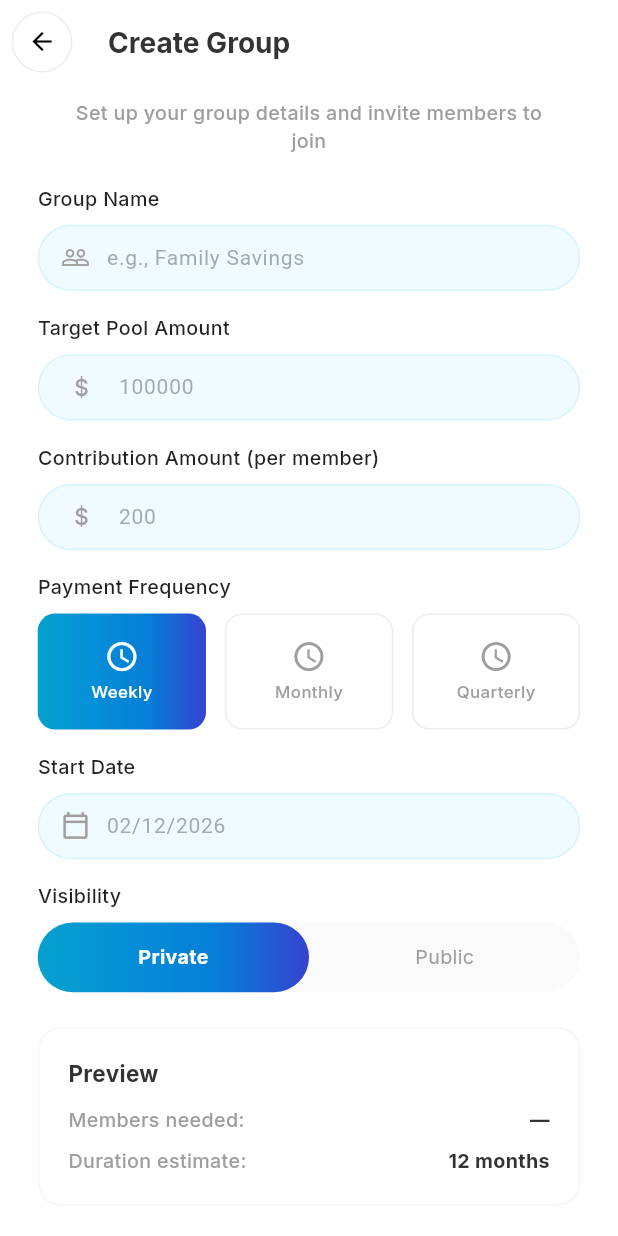
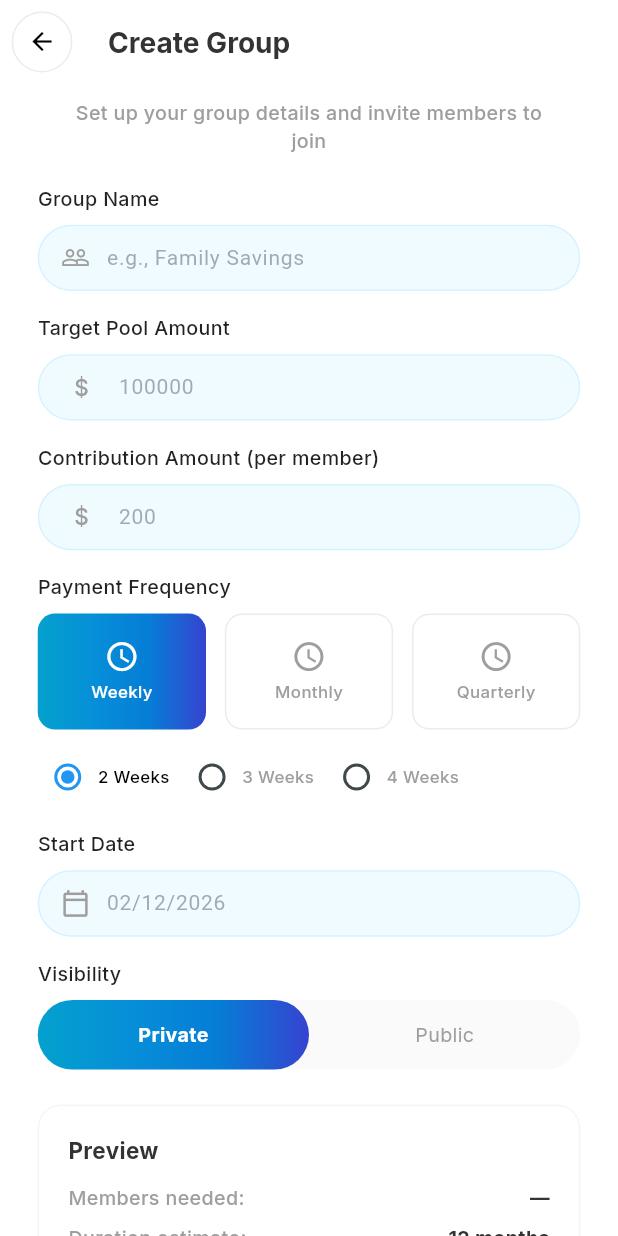
Before and after one commit to mdarif3499/sudo, a Flutter app: the DiscoverScreen screen opened directly, after a tap on "New Group", on a phone screen of 412 x 824 dp. Run offline on Flutter 3.47's test engine with Material 3 defaults, Android fonts, the phone set to English and light mode, and no system bars; our stand-ins replace cached_network_image, cookie_jar, dio, dio_cookie_manager, flutter_screenutil, flutter_svg and 10 more; accounts and stored records are empty; project files that could hold a hidden picture were left out.

Commit message:
Update group creation logic and UI for dynamic duration options based on frequency selection

```diff
--- a/lib/discoverd/screen/discover_screen.dart
+++ b/lib/discoverd/screen/discover_screen.dart
@@ -64,15 +64,15 @@ class DiscoverScreen extends StatelessWidget {
                           ),
                         );
                       }
-                      return ListView.separated(
+                      return ListView.builder(
                         shrinkWrap: true,
                         physics: const NeverScrollableScrollPhysics(),
                         itemCount: controller.filteredGroups.length,
-                        separatorBuilder: (context, index) =>
-                            SizedBox(height: 12.h),
                         itemBuilder: (context, index) {
                           final group = controller.filteredGroups[index];
-                          return _buildGroupCard(
+                          return Padding(
+                            padding: EdgeInsets.only(bottom: 12.h),
+                            child: _buildGroupCard(
                               title: group.title,
                               members: group.members,
                               frequency: group.frequency,
@@ -80,6 +80,7 @@ class DiscoverScreen extends StatelessWidget {
                               perMember: group.perMember,
                               iconColor: group.iconColor,
                               icon: group.icon,
+                            ),
                           );
                         },
                       );
@@ -249,8 +250,9 @@ class DiscoverScreen extends StatelessWidget {
               ),
               CommonButton(
                 titleText: "Join",
-                buttonWidth: 70, // Fixed width added to resolve layout error
+                buttonWidth: 70,
                 buttonHeight: 36.h,
+                padding: EdgeInsets.symmetric(vertical: 0),
                 buttonRadius: 8,
                 gradient: AppColors.primaryGradient,
                 onTap: () {},
--- a/lib/home/controller/create_group_controller.dart
+++ b/lib/home/controller/create_group_controller.dart
@@ -3,10 +3,17 @@ import 'package:get/get.dart';
 class CreateGroupController extends GetxController {
   final selectedFrequency = "Weekly".obs;
   final selectedVisibility = "Private".obs;
-  final selectedDuration = "2 Months".obs;
+  final selectedDuration = "2 Weeks".obs;
 
   void setFrequency(String value) {
     selectedFrequency.value = value;
+    if (value == "Weekly") {
+      selectedDuration.value = "2 Weeks";
+    } else if (value == "Monthly") {
+      selectedDuration.value = "1 Month";
+    } else if (value == "Quarterly") {
+      selectedDuration.value = "2 Months";
+    }
   }
 
   void setVisibility(String value) {
--- a/lib/home/screen/create_group_screen.dart
+++ b/lib/home/screen/create_group_screen.dart
@@ -78,7 +78,6 @@ class CreateGroupScreen extends StatelessWidget {
             ),
             SizedBox(height: 16.h),
 
-            // Contribution Amount
             _buildLabel("Contribution Amount (per member)"),
             CommonTextField(
               hintText: "200",
@@ -90,7 +89,6 @@ class CreateGroupScreen extends StatelessWidget {
             ),
             SizedBox(height: 16.h),
 
-            // Payment Frequency
             _buildLabel("Payment Frequency"),
             Obx(() => Row(
               children: [
@@ -102,21 +100,26 @@ class CreateGroupScreen extends StatelessWidget {
               ],
             )),
 
-            // Show duration radio buttons only for Quarterly
             Obx(() {
-              if (controller.selectedFrequency.value == "Quarterly") {
+              final frequency = controller.selectedFrequency.value;
+              List<String> options = [];
+
+              if (frequency == "Weekly") {
+                options = ["2 Weeks", "3 Weeks", "4 Weeks"];
+              } else if (frequency == "Monthly") {
+                options = List.generate(12, (index) => "${index + 1} Month${index == 0 ? '' : 's'}");
+              } else if (frequency == "Quarterly") {
+                options = ["2 Months", "3 Months", "4 Months", "5 Months","6 Months"];
+              }
+
+              if (options.isNotEmpty) {
                 return Column(
                   children: [
                     SizedBox(height: 12.h),
                     SingleChildScrollView(
                       scrollDirection: Axis.horizontal,
                       child: Row(
-                        children: [
-                          _buildRadioButton(controller, "2 Months"),
-                          _buildRadioButton(controller, "3 Months"),
-                          _buildRadioButton(controller, "4 Months"),
-                          _buildRadioButton(controller, "5 Months"),
-                        ],
+                        children: options.map((opt) => _buildRadioButton(controller, opt)).toList(),
                       ),
                     ),
                   ],
@@ -144,7 +147,7 @@ class CreateGroupScreen extends StatelessWidget {
             Container(
               height: 48.h,
               decoration: BoxDecoration(
-                color: Colors.grey.withOpacity(0.05),
+                color: Colors.grey.withValues(alpha: 0.05),
                 borderRadius: BorderRadius.circular(24.r),
               ),
               child: Obx(() => Row(
--- a/lib/profile/screen/faq_screen.dart
+++ b/lib/profile/screen/faq_screen.dart
@@ -75,7 +75,7 @@ class FaqScreen extends StatelessWidget {
                       child: CommonText(
                         text: faq['answer']!,
                         fontSize: 13,
-                        color: Colors.white.withValues(alpha: 0.9),
+                        color: Colors.black,
                         fontWeight: FontWeight.w400,
                       ),
                     ),
--- a/lib/profile/screen/profile_screen.dart
+++ b/lib/profile/screen/profile_screen.dart
@@ -62,7 +62,6 @@ class ProfileScreen extends StatelessWidget {
                   ),
                 ),
                 SizedBox(height: 20.h),
-                // Profile Card
                 Container(
                   width: double.infinity,
                   padding: EdgeInsets.all(20.w),
```
Lines whose indentation alone changed are shown as unchanged.
